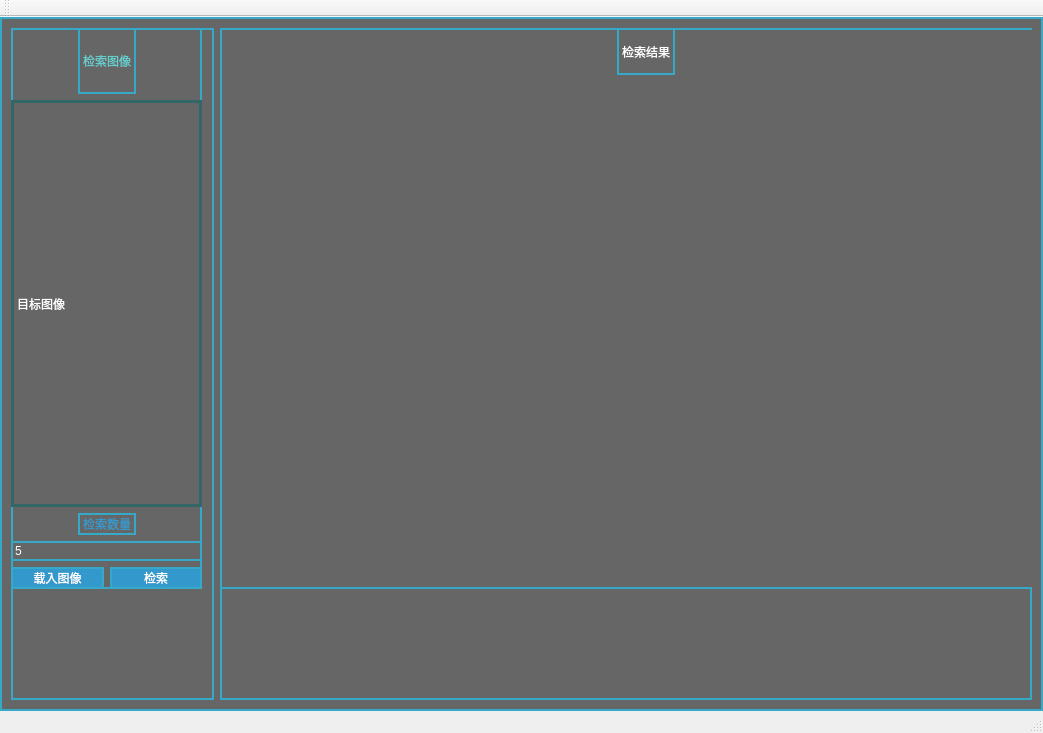
Qt form G_P/mainwindow.ui (inkcherry/image-retrieval) before a commit.
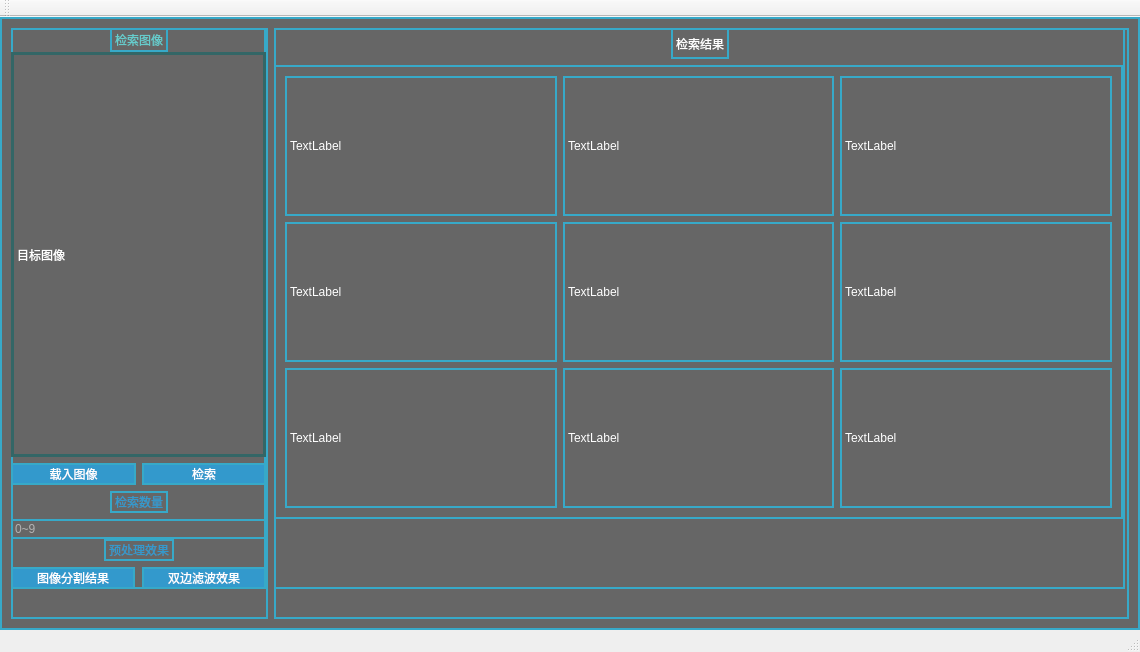
The same form after that commit.

Commit message: perfect ui,save it

```diff
--- a/G_P/mainwindow.ui
+++ b/G_P/mainwindow.ui
@@ -6,8 +6,8 @@
    <rect>
     <x>0</x>
     <y>0</y>
-    <width>1043</width>
-    <height>733</height>
+    <width>1140</width>
+    <height>652</height>
    </rect>
   </property>
   <property name="windowTitle">
@@ -27,7 +27,7 @@
    </property>
    <layout class="QHBoxLayout" name="horizontalLayout">
     <item>
-     <layout class="QHBoxLayout" name="horizontalLayout_2" stretch="1,4">
+     <layout class="QHBoxLayout" name="horizontalLayout_2" stretch="45,150">
       <property name="leftMargin">
        <number>0</number>
       </property>
@@ -47,11 +47,14 @@
           <rect>
            <x>0</x>
            <y>0</y>
-           <width>191</width>
+           <width>255</width>
            <height>561</height>
           </rect>
          </property>
-         <layout class="QVBoxLayout" name="inpuy" stretch="1,7,1">
+         <layout class="QVBoxLayout" name="inpuy" stretch="1,20,2">
+          <property name="spacing">
+           <number>0</number>
+          </property>
           <property name="leftMargin">
            <number>0</number>
           </property>
@@ -111,98 +114,171 @@
            </layout>
           </item>
           <item>
-           <layout class="QHBoxLayout" name="horizontalLayout_6">
+           <layout class="QVBoxLayout" name="target_mod" stretch="20,1,1,1">
             <item>
-             <layout class="QVBoxLayout" name="verticalLayout_2" stretch="10,0,2">
-              <item>
-               <widget class="QLabel" name="input_image_lable">
-                <property name="styleSheet">
-                 <string notr="true">border-width: 3px;
+             <widget class="QLabel" name="input_image_lable_2">
+              <property name="styleSheet">
+               <string notr="true">border-width: 3px;
 border-style: solid;
 border-color: rgb(51, 102, 102);
 </string>
-                </property>
-                <property name="text">
-                 <string>目标图像</string>
-                </property>
-               </widget>
-              </item>
-              <item>
-               <layout class="QHBoxLayout" name="horizontalLayout_4">
-                <item>
-                 <spacer name="horizontalSpacer_6">
-                  <property name="orientation">
-                   <enum>Qt::Horizontal</enum>
-                  </property>
-                  <property name="sizeHint" stdset="0">
-                   <size>
-                    <width>40</width>
-                    <height>20</height>
-                   </size>
-                  </property>
-                 </spacer>
-                </item>
-                <item>
-                 <widget class="QLabel" name="label_3">
-                  <property name="styleSheet">
-                   <string notr="true">color: rgb(51, 153, 204);</string>
-                  </property>
-                  <property name="text">
-                   <string>检索数量</string>
-                  </property>
-                 </widget>
-                </item>
-                <item>
-                 <spacer name="horizontalSpacer_5">
-                  <property name="orientation">
-                   <enum>Qt::Horizontal</enum>
-                  </property>
-                  <property name="sizeHint" stdset="0">
-                   <size>
-                    <width>40</width>
-                    <height>20</height>
-                   </size>
-                  </property>
-                 </spacer>
-                </item>
-               </layout>
-              </item>
-              <item>
-               <widget class="QLineEdit" name="input_count">
-                <property name="text">
-                 <string>5</string>
-                </property>
-                <property name="placeholderText">
-                 <string>5</string>
-                </property>
-               </widget>
-              </item>
-             </layout>
+              </property>
+              <property name="text">
+               <string>目标图像</string>
+              </property>
+             </widget>
             </item>
-           </layout>
-          </item>
-          <item>
-           <layout class="QHBoxLayout" name="horizontalLayout_3">
             <item>
-             <widget class="QPushButton" name="pushButton_2">
-              <property name="styleSheet">
-               <string notr="true">background-color: rgb(51, 153, 204);
+             <layout class="QHBoxLayout" name="input_button_2">
+              <item>
+               <widget class="QPushButton" name="input_image_button">
+                <property name="styleSheet">
+                 <string notr="true">background-color: rgb(51, 153, 204);
 background-color: rgb(51, 153, 204);</string>
-              </property>
+                </property>
+                <property name="text">
+                 <string>载入图像</string>
+                </property>
+               </widget>
+              </item>
+              <item>
+               <widget class="QPushButton" name="pushButton_6">
+                <property name="styleSheet">
+                 <string notr="true">background-color: rgb(51, 153, 204);</string>
+                </property>
+                <property name="text">
+                 <string>检索</string>
+                </property>
+               </widget>
+              </item>
+             </layout>
+            </item>
+            <item>
+             <layout class="QHBoxLayout" name="horizontalLayout_5">
+              <item>
+               <spacer name="horizontalSpacer_9">
+                <property name="orientation">
+                 <enum>Qt::Horizontal</enum>
+                </property>
+                <property name="sizeHint" stdset="0">
+                 <size>
+                  <width>40</width>
+                  <height>20</height>
+                 </size>
+                </property>
+               </spacer>
+              </item>
+              <item>
+               <widget class="QLabel" name="label_5">
+                <property name="styleSheet">
+                 <string notr="true">color: rgb(51, 153, 204);</string>
+                </property>
+                <property name="text">
+                 <string>检索数量</string>
+                </property>
+               </widget>
+              </item>
+              <item>
+               <spacer name="horizontalSpacer_10">
+                <property name="orientation">
+                 <enum>Qt::Horizontal</enum>
+                </property>
+                <property name="sizeHint" stdset="0">
+                 <size>
+                  <width>40</width>
+                  <height>20</height>
+                 </size>
+                </property>
+               </spacer>
+              </item>
+             </layout>
+            </item>
+            <item>
+             <widget class="QLineEdit" name="input_count_2">
               <property name="text">
-               <string>载入图像</string>
+               <string/>
               </property>
+              <property name="placeholderText">
+               <string>0~9</string>
+              </property>
              </widget>
             </item>
+           </layout>
+          </item>
+          <item>
+           <layout class="QVBoxLayout" name="pre">
             <item>
-             <widget class="QPushButton" name="pushButton">
-              <property name="styleSheet">
-               <string notr="true">background-color: rgb(51, 153, 204);</string>
+             <layout class="QHBoxLayout" name="pre_title">
+              <item>
+               <spacer name="horizontalSpacer_7">
+                <property name="orientation">
+                 <enum>Qt::Horizontal</enum>
+                </property>
+                <property name="sizeHint" stdset="0">
+                 <size>
+                  <width>40</width>
+                  <height>20</height>
+                 </size>
+                </property>
+               </spacer>
+              </item>
+              <item>
+               <widget class="QLabel" name="label_4">
+                <property name="styleSheet">
+                 <string notr="true">color: rgb(51, 153, 204);</string>
+                </property>
+                <property name="text">
+                 <string>预处理效果</string>
+                </property>
+               </widget>
+              </item>
+              <item>
+               <layout class="QVBoxLayout" name="verticalLayout"/>
+              </item>
+              <item>
+               <spacer name="horizontalSpacer_8">
+                <property name="orientation">
+                 <enum>Qt::Horizontal</enum>
+                </property>
+                <property name="sizeHint" stdset="0">
+                 <size>
+                  <width>40</width>
+                  <height>20</height>
+                 </size>
+                </property>
+               </spacer>
+              </item>
+             </layout>
+            </item>
+            <item>
+             <layout class="QHBoxLayout" name="pre_button">
+              <property name="spacing">
+               <number>7</number>
               </property>
-              <property name="text">
-               <string>检索</string>
+              <property name="topMargin">
+               <number>0</number>
               </property>
-             </widget>
+              <item>
+               <widget class="QPushButton" name="pushButton_4">
+                <property name="styleSheet">
+                 <string notr="true">background-color: rgb(51, 153, 204);</string>
+                </property>
+                <property name="text">
+                 <string>图像分割结果</string>
+                </property>
+               </widget>
+              </item>
+              <item>
+               <widget class="QPushButton" name="pushButton_3">
+                <property name="styleSheet">
+                 <string notr="true">background-color: rgb(51, 153, 204);</string>
+                </property>
+                <property name="text">
+                 <string>双边滤波效果</string>
+                </property>
+               </widget>
+              </item>
+             </layout>
             </item>
            </layout>
           </item>
@@ -211,7 +287,7 @@
        </widget>
       </item>
       <item>
-       <widget class="QWidget" name="widget_2" native="true">
+       <widget class="QWidget" name="output" native="true">
         <widget class="QWidget" name="layoutWidget_2">
          <property name="geometry">
           <rect>
@@ -221,7 +297,7 @@
            <height>561</height>
           </rect>
          </property>
-         <layout class="QVBoxLayout" name="output" stretch="1,10,1">
+         <layout class="QVBoxLayout" name="output_main" stretch="1,17,3">
           <property name="leftMargin">
            <number>0</number>
           </property>
@@ -272,10 +348,98 @@
            </layout>
           </item>
           <item>
-           <layout class="QHBoxLayout" name="content"/>
+           <widget class="QWidget" name="out_put_image_w" native="true">
+            <widget class="QWidget" name="layoutWidget_5">
+             <property name="geometry">
+              <rect>
+               <x>0</x>
+               <y>0</y>
+               <width>849</width>
+               <height>454</height>
+              </rect>
+             </property>
+             <layout class="QHBoxLayout" name="out_put_image" stretch="1,1,1">
+              <item>
+               <layout class="QVBoxLayout" name="verticalLayout_6">
+                <item>
+                 <widget class="QLabel" name="label_14">
+                  <property name="text">
+                   <string>TextLabel</string>
+                  </property>
+                 </widget>
+                </item>
+                <item>
+                 <widget class="QLabel" name="label_12">
+                  <property name="text">
+                   <string>TextLabel</string>
+                  </property>
+                 </widget>
+                </item>
+                <item>
+                 <widget class="QLabel" name="label_13">
+                  <property name="text">
+                   <string>TextLabel</string>
+                  </property>
+                 </widget>
+                </item>
+               </layout>
+              </item>
+              <item>
+               <layout class="QVBoxLayout" name="verticalLayout_5">
+                <item>
+                 <widget class="QLabel" name="label_11">
+                  <property name="text">
+                   <string>TextLabel</string>
+                  </property>
+                 </widget>
+                </item>
+                <item>
+                 <widget class="QLabel" name="label_10">
+                  <property name="text">
+                   <string>TextLabel</string>
+                  </property>
+                 </widget>
+                </item>
+                <item>
+                 <widget class="QLabel" name="label_9">
+                  <property name="text">
+                   <string>TextLabel</string>
+                  </property>
+                 </widget>
+                </item>
+               </layout>
+              </item>
+              <item>
+               <layout class="QVBoxLayout" name="verticalLayout_4">
+                <item>
+                 <widget class="QLabel" name="label_8">
+                  <property name="text">
+                   <string>TextLabel</string>
+                  </property>
+                 </widget>
+                </item>
+                <item>
+                 <widget class="QLabel" name="label_6">
+                  <property name="text">
+                   <string>TextLabel</string>
+                  </property>
+                 </widget>
+                </item>
+                <item>
+                 <widget class="QLabel" name="label_7">
+                  <property name="text">
+                   <string>TextLabel</string>
+                  </property>
+                 </widget>
+                </item>
+               </layout>
+              </item>
+             </layout>
+            </widget>
+           </widget>
           </item>
           <item>
-           <layout class="QHBoxLayout" name="but"/>
+           <layout class="QVBoxLayout" name="ana"/>
           </item>
          </layout>
         </widget>
```
Left out of the diff: 6 changed lines with no effect on the pictures. The commit also changes 3 other files.
